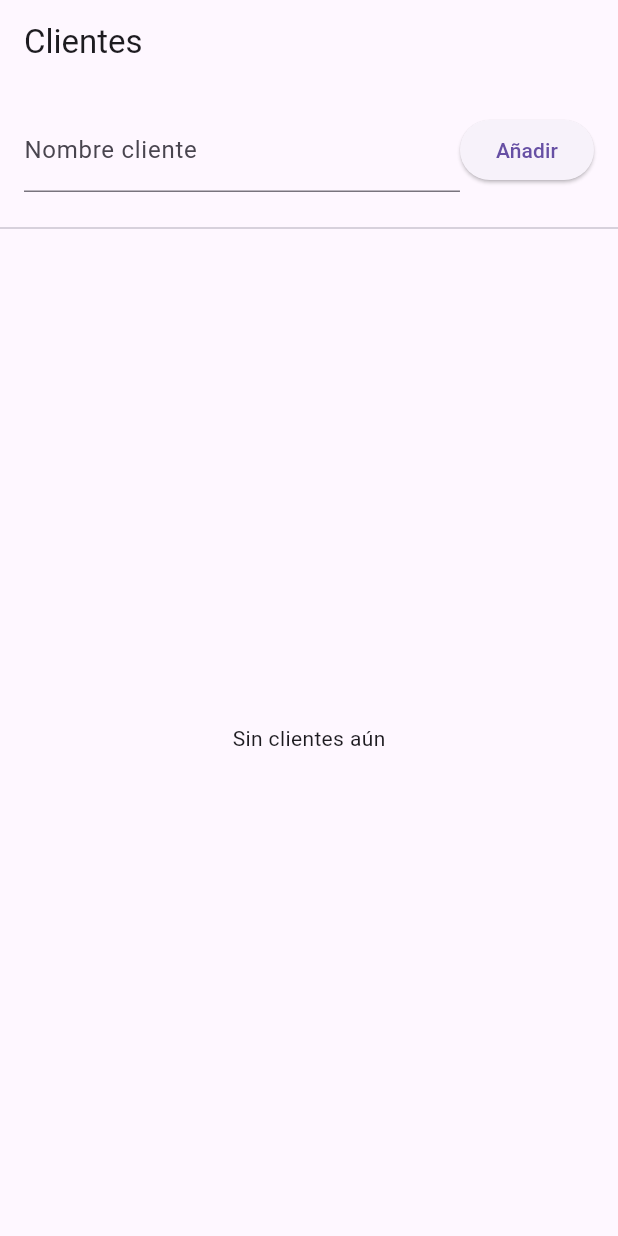
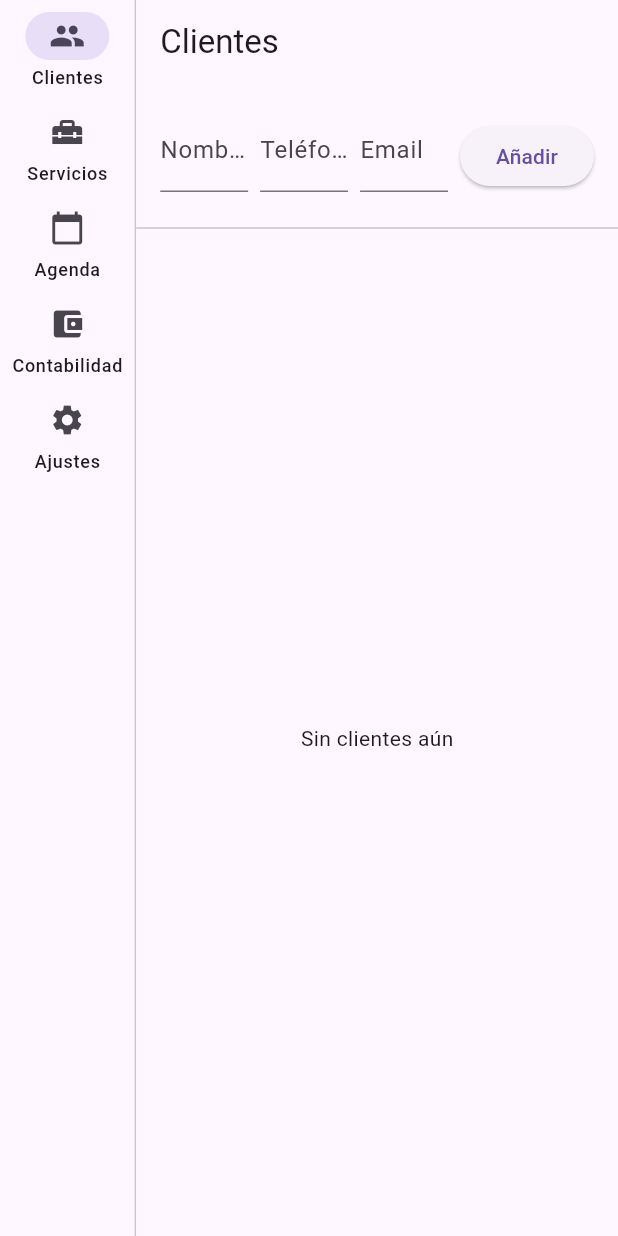
Before and after one commit to AtomixAlpha15/app_gestion_negocio, a Flutter app: the screen it shows after launch, on a phone screen of 412 x 824 dp. Run offline on Flutter 3.47's test engine with Material 3 defaults, Android fonts, the phone set to English and light mode, and no system bars; our stand-ins replace drift; accounts and stored records are empty; generated files the repository leaves out were written again.

Commit message:
Base de datos probada y esqueleto de UI

```diff
--- a/lib/app.dart
+++ b/lib/app.dart
@@ -2,7 +2,7 @@ import 'package:flutter/material.dart';
 import 'package:provider/provider.dart';
 import 'services/app_database.dart';
 import 'providers/clientes_provider.dart';
-import 'screens/clientes_screen.dart';
+import 'screens/main_shell.dart';
 
 class MyApp extends StatelessWidget {
   const MyApp({super.key});
@@ -12,7 +12,7 @@ class MyApp extends StatelessWidget {
     return MultiProvider(
       providers: [
         Provider<AppDatabase>(create: (_) => AppDatabase()),
-        ChangeNotifierProvider<ClientesProvider>(
+        ChangeNotifierProvider(
           create: (context) => ClientesProvider(context.read<AppDatabase>()),
         ),
       ],
@@ -22,7 +22,7 @@ class MyApp extends StatelessWidget {
           primarySwatch: Colors.blueGrey,
           useMaterial3: true,
         ),
-        home: const ClientesScreen(),
+        home: const MainShell(),
       ),
     );
   }
--- a/lib/screens/clientes_screen.dart
+++ b/lib/screens/clientes_screen.dart
@@ -11,13 +11,34 @@ class ClientesScreen extends StatefulWidget {
 
 class _ClientesScreenState extends State<ClientesScreen> {
   final nombreController = TextEditingController();
+  final telefonoController = TextEditingController();
+  final emailController = TextEditingController();
 
   @override
   void initState() {
     super.initState();
-    // Carga los clientes al iniciar
     Future.microtask(() =>
         context.read<ClientesProvider>().cargarClientes());
+  }
+
+  @override
+  void dispose() {
+    nombreController.dispose();
+    telefonoController.dispose();
+    emailController.dispose();
+    super.dispose();
+  }
+
+  void _anadirCliente() {
+    if (nombreController.text.trim().isEmpty) return;
+    context.read<ClientesProvider>().insertarCliente(
+          nombre: nombreController.text.trim(),
+          telefono: telefonoController.text.trim().isEmpty ? null : telefonoController.text.trim(),
+          email: emailController.text.trim().isEmpty ? null : emailController.text.trim(),
+        );
+    nombreController.clear();
+    telefonoController.clear();
+    emailController.clear();
   }
 
   @override
@@ -30,24 +51,37 @@ class _ClientesScreenState extends State<ClientesScreen> {
           Padding(
             padding: const EdgeInsets.all(16),
             child: Row(
+              crossAxisAlignment: CrossAxisAlignment.end,
               children: [
                 Expanded(
                   child: TextField(
                     controller: nombreController,
                     decoration: const InputDecoration(
-                      labelText: 'Nombre cliente',
+                      labelText: 'Nombre',
                     ),
                   ),
                 ),
+                const SizedBox(width: 8),
+                Expanded(
+                  child: TextField(
+                    controller: telefonoController,
+                    decoration: const InputDecoration(
+                      labelText: 'Teléfono',
+                    ),
+                  ),
+                ),
+                const SizedBox(width: 8),
+                Expanded(
+                  child: TextField(
+                    controller: emailController,
+                    decoration: const InputDecoration(
+                      labelText: 'Email',
+                    ),
+                  ),
+                ),
+                const SizedBox(width: 8),
                 ElevatedButton(
-                  onPressed: () {
-                    if (nombreController.text.trim().isNotEmpty) {
-                      provider.insertarCliente(
-                        nombre: nombreController.text.trim(),
-                      );
-                      nombreController.clear();
-                    }
-                  },
+                  onPressed: _anadirCliente,
                   child: const Text('Añadir'),
                 ),
               ],
@@ -63,7 +97,9 @@ class _ClientesScreenState extends State<ClientesScreen> {
                       final c = provider.clientes[idx];
                       return ListTile(
                         title: Text(c.nombre),
-                        subtitle: Text(c.email ?? ''),
+                        subtitle: Text(
+                          '${c.telefono ?? ''}${(c.telefono != null && c.email != null) ? ' · ' : ''}${c.email ?? ''}',
+                        ),
                         trailing: IconButton(
                           icon: const Icon(Icons.delete, color: Colors.red),
                           onPressed: () => provider.eliminarCliente(c.id),
--- /dev/null
+++ b/lib/screens/main_shell.dart
@@ -0,0 +1,77 @@
+import 'package:flutter/material.dart';
+import 'clientes_screen.dart';
+// Importa aquí los otros screens cuando los vayas creando
+
+enum AppSection { clientes, servicios, agenda, contabilidad, ajustes }
+
+class MainShell extends StatefulWidget {
+  const MainShell({super.key});
+
+  @override
+  State<MainShell> createState() => _MainShellState();
+}
+
+class _MainShellState extends State<MainShell> {
+  AppSection _selectedSection = AppSection.clientes;
+
+  Widget _getSectionWidget(AppSection section) {
+    switch (section) {
+      case AppSection.clientes:
+        return const ClientesScreen();
+      // case AppSection.servicios:
+      //   return const ServiciosScreen();
+      // case AppSection.agenda:
+      //   return const AgendaScreen();
+      // case AppSection.contabilidad:
+      //   return const ContabilidadScreen();
+      // case AppSection.ajustes:
+      //   return const AjustesScreen();
+      default:
+        return const Center(child: Text('En desarrollo...'));
+    }
+  }
+
+  @override
+  Widget build(BuildContext context) {
+    return Scaffold(
+      body: Row(
+        children: [
+          NavigationRail(
+            selectedIndex: _selectedSection.index,
+            onDestinationSelected: (idx) {
+              setState(() => _selectedSection = AppSection.values[idx]);
+            },
+            labelType: NavigationRailLabelType.all,
+            destinations: const [
+              NavigationRailDestination(
+                icon: Icon(Icons.people),
+                label: Text('Clientes'),
+              ),
+              NavigationRailDestination(
+                icon: Icon(Icons.home_repair_service),
+                label: Text('Servicios'),
+              ),
+              NavigationRailDestination(
+                icon: Icon(Icons.calendar_today),
+                label: Text('Agenda'),
+              ),
+              NavigationRailDestination(
+                icon: Icon(Icons.account_balance_wallet),
+                label: Text('Contabilidad'),
+              ),
+              NavigationRailDestination(
+                icon: Icon(Icons.settings),
+                label: Text('Ajustes'),
+              ),
+            ],
+          ),
+          const VerticalDivider(width: 1),
+          // Zona de contenido principal
+          Expanded(
+            child: _getSectionWidget(_selectedSection),
+          ),
+        ],
+      ),
+    );
+  }
+}
```
